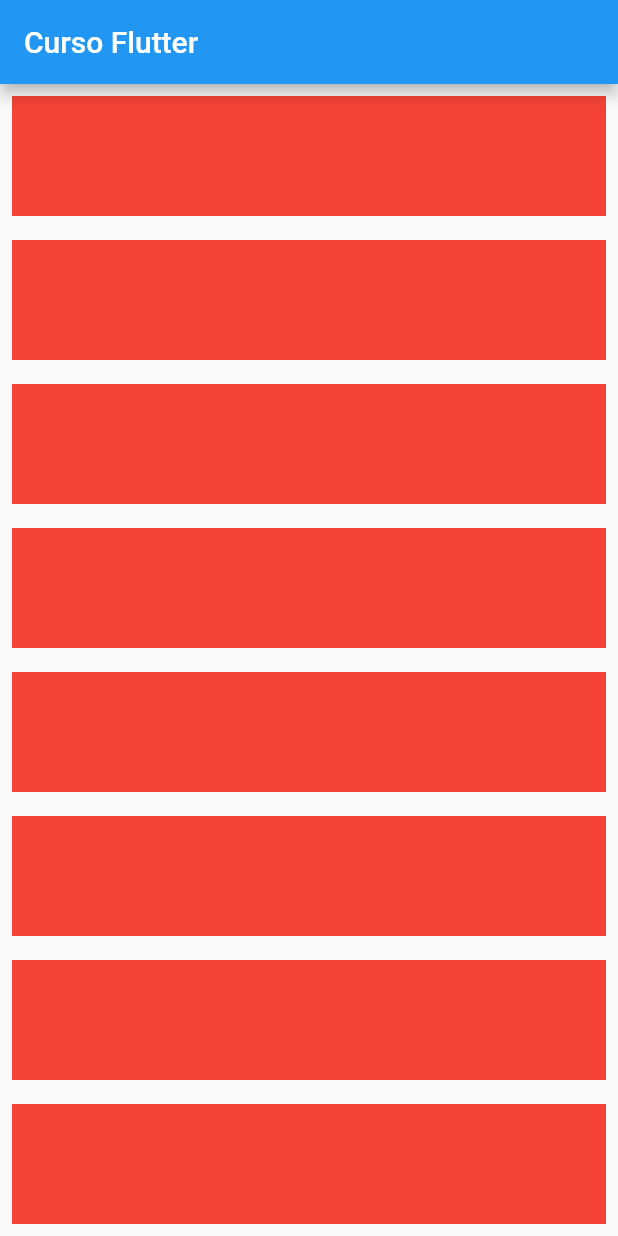
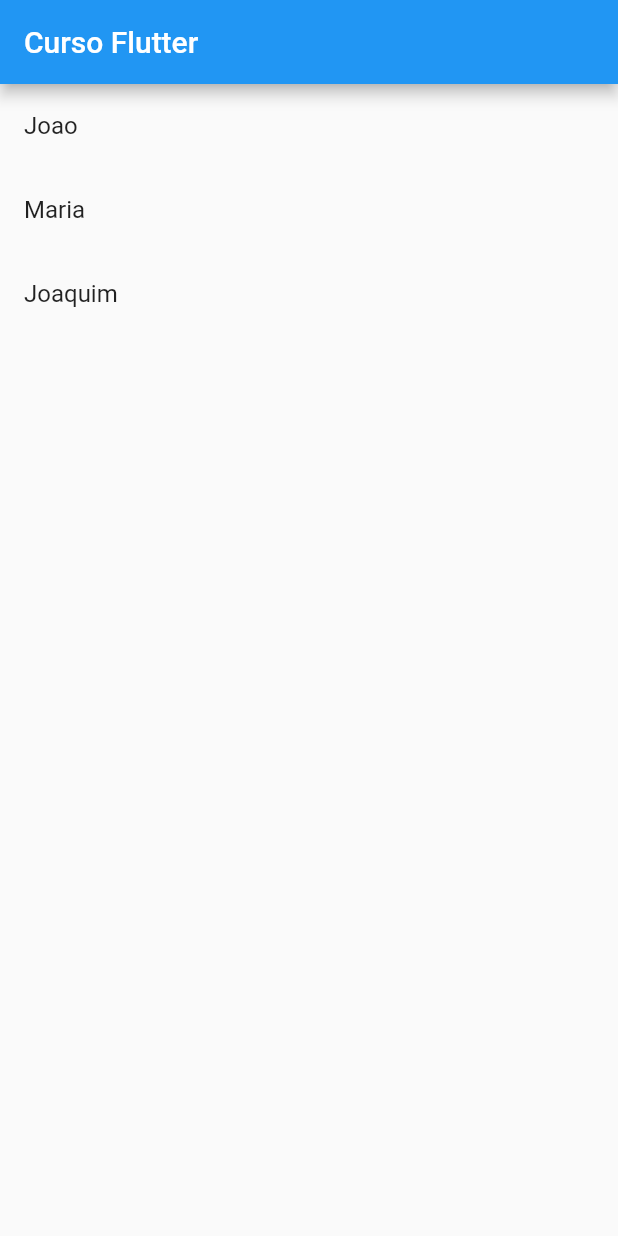
Before and after one commit to MichaelACosta/flutterando_course, a Flutter app: the screen it shows after launch, on a phone screen of 412 x 824 dp. Run offline on Flutter 3.47's test engine with Material 2 defaults, Android fonts, the phone set to English and light mode, and no system bars.

Commit message:
using ListView
Signed-off-by: Michael Costa <macosta@inf.ufpel.edu.br>

```diff
--- a/lib/home_page.dart
+++ b/lib/home_page.dart
@@ -11,6 +11,7 @@ class _HomePageState extends State<HomePage> {
 
   @override
   Widget build(BuildContext context) {
+    final names = ['Joao', 'Maria', 'Joaquim'];
     return Scaffold(
       appBar: AppBar(
         title: const Text('Curso Flutter'),
@@ -18,20 +19,16 @@ class _HomePageState extends State<HomePage> {
       body: SizedBox(
           width: double.infinity,
           height: double.infinity,
-          child: SingleChildScrollView(
-            child: Column(
-              children: [
-                for(var i=0 ; i<10; i++)
-                  Container(
-                    width: double.infinity,
-                    height: 80,
-                    margin: const EdgeInsets.all(8),
-                    color: Colors.red,
-                  ),
-              ],
-              ),
+            child: ListView.builder(
+              itemCount: names.length,
+              itemBuilder: (context, index) {
+                final name = names[index];
+                return ListTile(
+                  title: Text(name),
+                );
+              }
+            ),
           ),
-      ),
     );
   }
 }
```
